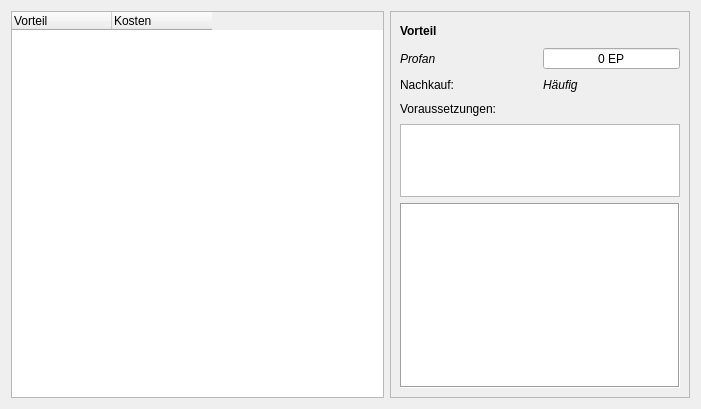
Qt form UI/CharakterVorteile.ui (Aeolitus/Sephrasto) before a commit.
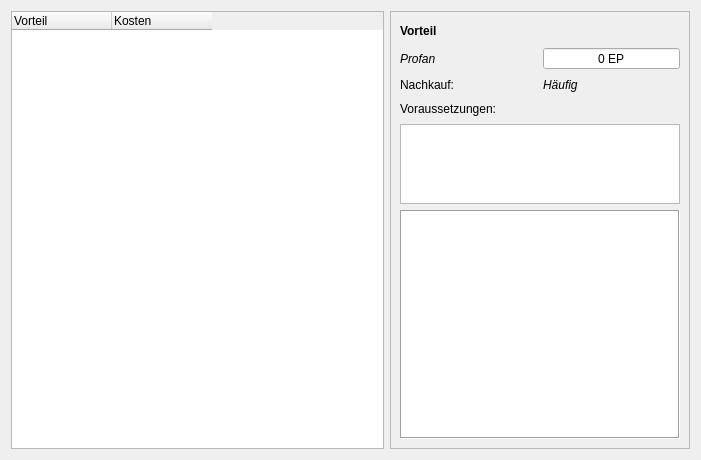
The same form after that commit.

Diff of the .ui file:
```diff
--- a/UI/CharakterVorteile.ui
+++ b/UI/CharakterVorteile.ui
@@ -7,7 +7,7 @@
     <x>0</x>
     <y>0</y>
     <width>701</width>
-    <height>409</height>
+    <height>460</height>
    </rect>
   </property>
   <property name="windowTitle">
@@ -99,7 +99,7 @@
         <x>0</x>
         <y>0</y>
         <width>298</width>
-        <height>389</height>
+        <height>440</height>
        </rect>
       </property>
       <layout class="QGridLayout" name="gridLayout_2">
```
